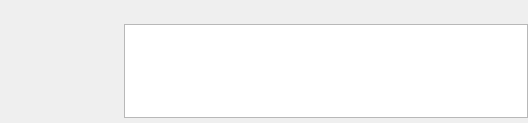
The window that src/DTPySide/DTFrame/Ui_DTMessageBox.ui (Holence/DTPySide) describes before a commit, drawn with Qt 5.
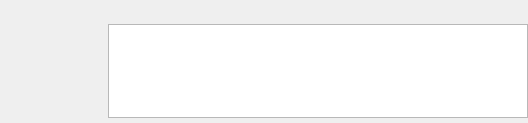
The same window after the commit.

Diff of the .ui file:
```diff
--- a/src/DTPySide/DTFrame/Ui_DTMessageBox.ui
+++ b/src/DTPySide/DTFrame/Ui_DTMessageBox.ui
@@ -18,7 +18,7 @@
     <number>10</number>
    </property>
    <property name="leftMargin">
-    <number>50</number>
+    <number>34</number>
    </property>
    <property name="topMargin">
     <number>10</number>
```
